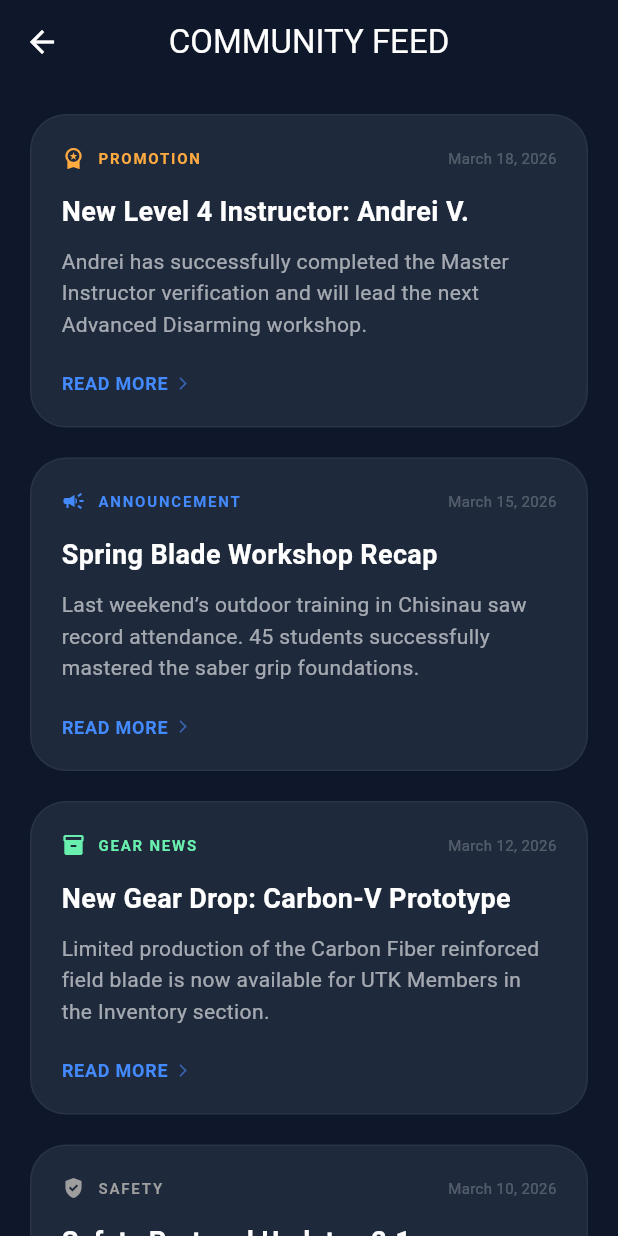
After one commit to lilianbrinzan/utk-moldova, a Flutter app: the screen it shows after launch, after a tap on "COMMUNITY", on a phone screen of 412 x 824 dp. The commit adds this screen. Run offline on Flutter 3.47's test engine with Material 3 defaults, Android fonts, the phone set to English and light mode, and no system bars.

Commit message:
Add Community

```diff
--- a/utk_app/lib/main.dart
+++ b/utk_app/lib/main.dart
@@ -1,6 +1,8 @@
 import 'package:flutter/material.dart';
 import 'screens/inventory_screen.dart';
 import 'screens/techniques_screen.dart';
+import 'screens/courses_screen.dart';
+import 'screens/community_screen.dart';
 
 void main() {
   runApp(const UTKApp());
@@ -58,14 +60,18 @@ class UTKDashboard extends StatelessWidget {
                 crossAxisSpacing: 15,
                 mainAxisSpacing: 15,
                 children: [
-                   _buildTacticalCard(context, 'Courses', Icons.school, Colors.blueAccent),
+                   _buildTacticalCard(context, 'Courses', Icons.school, Colors.blueAccent, onTap: () {
+                     Navigator.push(context, MaterialPageRoute(builder: (context) => const CoursesScreen()));
+                   }),
                    _buildTacticalCard(context, 'Equipment', Icons.shield, Colors.grey, onTap: () {
                      Navigator.push(context, MaterialPageRoute(builder: (context) => const InventoryScreen()));
                    }),
                    _buildTacticalCard(context, 'Techniques', Icons.military_tech, Colors.orangeAccent, onTap: () {
                      Navigator.push(context, MaterialPageRoute(builder: (context) => const TechniquesScreen()));
                    }),
-                   _buildTacticalCard(context, 'Community', Icons.groups, Colors.blueAccent),
+                    _buildTacticalCard(context, 'Community', Icons.groups, Colors.blueAccent, onTap: () {
+                     Navigator.push(context, MaterialPageRoute(builder: (context) => const CommunityScreen()));
+                   }),
                 ],
               ),
             ),
--- /dev/null
+++ b/utk_app/lib/screens/community_screen.dart
@@ -0,0 +1,108 @@
+import 'package:flutter/material.dart';
+
+class CommunityScreen extends StatelessWidget {
+  const CommunityScreen({super.key});
+
+  @override
+  Widget build(BuildContext context) {
+    return Scaffold(
+      appBar: AppBar(
+        title: const Text('COMMUNITY FEED'),
+        backgroundColor: Colors.transparent,
+        elevation: 0,
+        centerTitle: true,
+      ),
+      body: ListView(
+        padding: const EdgeInsets.all(20),
+        children: [
+          _buildPostCard(
+            category: 'Promotion',
+            date: 'March 18, 2026',
+            title: 'New Level 4 Instructor: Andrei V.',
+            content: 'Andrei has successfully completed the Master Instructor verification and will lead the next Advanced Disarming workshop.',
+            icon: Icons.workspace_premium,
+            accent: Colors.orangeAccent,
+          ),
+          _buildPostCard(
+            category: 'Announcement',
+            date: 'March 15, 2026',
+            title: 'Spring Blade Workshop Recap',
+            content: 'Last weekend’s outdoor training in Chisinau saw record attendance. 45 students successfully mastered the saber grip foundations.',
+            icon: Icons.campaign,
+            accent: Colors.blueAccent,
+          ),
+          _buildPostCard(
+            category: 'Gear News',
+            date: 'March 12, 2026',
+            title: 'New Gear Drop: Carbon-V Prototype',
+            content: 'Limited production of the Carbon Fiber reinforced field blade is now available for UTK Members in the Inventory section.',
+            icon: Icons.inventory_2,
+            accent: Colors.greenAccent,
+          ),
+          _buildPostCard(
+            category: 'Safety',
+            date: 'March 10, 2026',
+            title: 'Safety Protocol Update v2.1',
+            content: 'New guidelines for live-blade proximity training are now mandatory for all Level 2 sessions and above.',
+            icon: Icons.gpp_good,
+            accent: Colors.grey,
+          ),
+        ],
+      ),
+    );
+  }
+
+  Widget _buildPostCard({required String category, required String date, required String title, required String content, required IconData icon, required Color accent}) {
+    return Container(
+      margin: const EdgeInsets.only(bottom: 20),
+      padding: const EdgeInsets.all(20),
+      decoration: BoxDecoration(
+        color: const Color(0xFF1E293B),
+        borderRadius: BorderRadius.circular(24),
+        border: Border.all(color: Colors.white.withOpacity(0.05)),
+      ),
+      child: Column(
+        crossAxisAlignment: CrossAxisAlignment.start,
+        children: [
+          Row(
+            mainAxisAlignment: MainAxisAlignment.spaceBetween,
+            children: [
+              Row(
+                children: [
+                   Icon(icon, size: 16, color: accent),
+                   const SizedBox(width: 8),
+                   Text(
+                     category.toUpperCase(),
+                     style: TextStyle(color: accent, fontSize: 10, fontWeight: FontWeight.bold, letterSpacing: 1.2),
+                   ),
+                ],
+              ),
+              Text(
+                date,
+                style: const TextStyle(color: Colors.white24, fontSize: 10),
+              ),
+            ],
+          ),
+          const SizedBox(height: 15),
+          Text(
+            title,
+            style: const TextStyle(fontSize: 18, fontWeight: FontWeight.bold),
+          ),
+          const SizedBox(height: 10),
+          Text(
+            content,
+            style: const TextStyle(fontSize: 14, color: Colors.white60, height: 1.5),
+          ),
+          const SizedBox(height: 20),
+          Row(
+            children: [
+              const Text('READ MORE', style: TextStyle(color: Colors.blueAccent, fontSize: 12, fontWeight: FontWeight.bold, letterSpacing: 0.5)),
+              const SizedBox(width: 5),
+              Icon(Icons.arrow_forward_ios, size: 10, color: Colors.blueAccent.withOpacity(0.6)),
+            ],
+          ),
+        ],
+      ),
+    );
+  }
+}
```
Also changed, not shown: utk_app/lib/screens/courses_screen.dart (added, +109 -0 lines).
